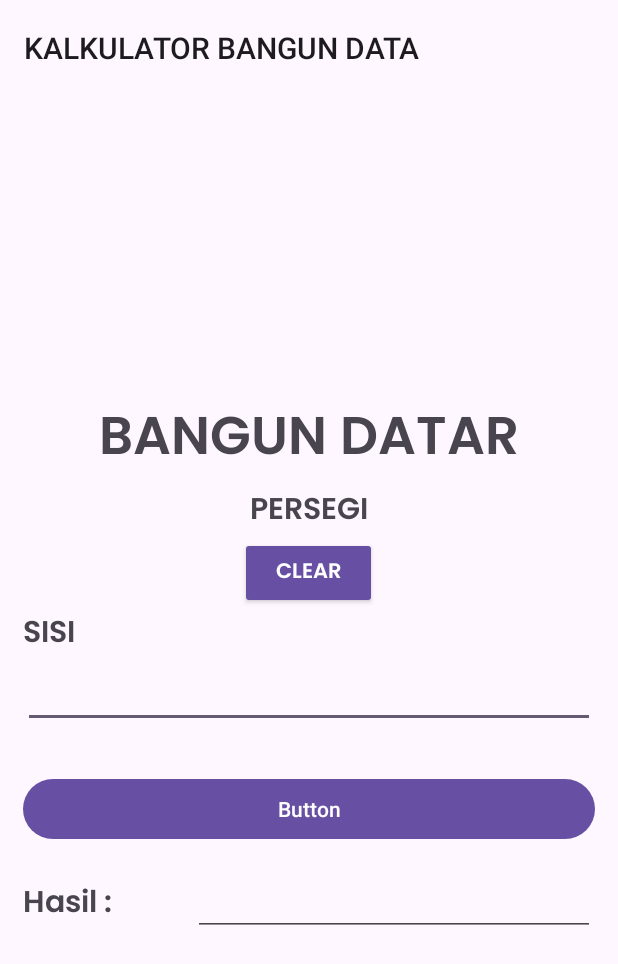
After one commit to ntnlrswnd/KALKULATOR_BANGUN_DATA, an Android app: the Persegi screen opened directly, with no data from a screen before it, on a phone screen of 412 x 824 dp. The commit adds this screen. Shown: the top 964 px of the screen. Run offline under Robolectric (Android 15) with nearby library versions, the phone set to English and light mode, and no system bars.

Commit message:
add persegi

```diff
--- a/app/src/main/AndroidManifest.xml
+++ b/app/src/main/AndroidManifest.xml
@@ -13,10 +13,10 @@
         android:theme="@style/Theme.KALKULATORBANGUNDATA"
         tools:targetApi="31">
         <activity
-            android:name=".PersegiPanjang"
+            android:name=".Persegi"
             android:exported="false" />
         <activity
-            android:name=".Persegi"
+            android:name=".PersegiPanjang"
             android:exported="false" />
         <activity
             android:name=".Lingkaran"
--- a/app/src/main/java/com/example/kalkulatorbangundata/MainActivity.java
+++ b/app/src/main/java/com/example/kalkulatorbangundata/MainActivity.java
@@ -28,6 +28,10 @@ public class MainActivity extends AppCompatActivity {
         Intent intent = new Intent(MainActivity.this, Lingkaran.class);
         startActivity(intent);
     }
+    public void openpersegi(View view) {
+        Intent intent = new Intent(MainActivity.this, Persegi.class);
+        startActivity(intent);
+    }
 
 
 
--- /dev/null
+++ b/app/src/main/java/com/example/kalkulatorbangundata/Persegi.java
@@ -0,0 +1,24 @@
+package com.example.kalkulatorbangundata;
+
+import android.os.Bundle;
+
+import androidx.activity.EdgeToEdge;
+import androidx.appcompat.app.AppCompatActivity;
+import androidx.core.graphics.Insets;
+import androidx.core.view.ViewCompat;
+import androidx.core.view.WindowInsetsCompat;
+
+public class Persegi extends AppCompatActivity {
+
+    @Override
+    protected void onCreate(Bundle savedInstanceState) {
+        super.onCreate(savedInstanceState);
+        EdgeToEdge.enable(this);
+        setContentView(R.layout.activity_persegi);
+        ViewCompat.setOnApplyWindowInsetsListener(findViewById(R.id.main), (v, insets) -> {
+            Insets systemBars = insets.getInsets(WindowInsetsCompat.Type.systemBars());
+            v.setPadding(systemBars.left, systemBars.top, systemBars.right, systemBars.bottom);
+            return insets;
+        });
+    }
+}
--- a/app/src/main/res/layout/activity_main.xml
+++ b/app/src/main/res/layout/activity_main.xml
@@ -71,7 +71,8 @@
                 android:layout_width="0dp"
                 android:layout_height="wrap_content"
                 android:layout_weight="1"
-                android:text="PERSEGI" />
+                android:text="PERSEGI"
+                android:onClick="openpersegi"/>
 
             <Button
                 android:id="@+id/button5"
--- /dev/null
+++ b/app/src/main/res/layout/activity_persegi.xml
@@ -0,0 +1,106 @@
+<?xml version="1.0" encoding="utf-8"?>
+<RelativeLayout
+    xmlns:android="http://schemas.android.com/apk/res/android"
+    xmlns:app="http://schemas.android.com/apk/res-auto"
+    xmlns:tools="http://schemas.android.com/tools"
+    android:id="@+id/main"
+    android:layout_width="match_parent"
+    android:layout_height="wrap_content"
+    android:layout_gravity="center"
+    tools:context=".Persegi">
+
+    <LinearLayout
+        android:layout_width="match_parent"
+        android:layout_height="wrap_content"
+        android:orientation="vertical"
+        android:gravity="center">
+
+        <TextView
+            android:id="@+id/textView3"
+            android:layout_width="match_parent"
+            android:layout_height="wrap_content"
+            android:text="BANGUN DATAR"
+            android:textAlignment="center"
+            android:textSize="35sp"
+            android:fontFamily="@font/poppins_semibold"/>
+
+        <TextView
+            android:id="@+id/textView8"
+            android:layout_width="match_parent"
+            android:layout_height="wrap_content"
+            android:text="PERSEGI"
+            android:textAlignment="center"
+            android:fontFamily="@font/poppins_semibold"
+            android:textSize="20dp"/>
+
+        <Button
+            android:id="@+id/button6"
+            style="@android:style/Widget.DeviceDefault.Button"
+            android:layout_width="wrap_content"
+            android:layout_height="wrap_content"
+            android:fontFamily="@font/poppins_semibold"
+            android:text="Clear" />
+
+        <LinearLayout
+            android:layout_width="match_parent"
+            android:layout_height="match_parent"
+            android:orientation="vertical"
+            android:layout_marginLeft="15dp"
+            android:layout_marginRight="15dp">
+
+            <TextView
+                android:id="@+id/textView9"
+                android:layout_width="wrap_content"
+                android:layout_height="wrap_content"
+                android:layout_weight="1"
+                android:fontFamily="@font/poppins_semibold"
+                android:text="SISI"
+                android:textSize="20dp" />
+
+            <EditText
+                android:id="@+id/editTextText"
+                android:layout_width="match_parent"
+                android:layout_height="wrap_content"
+                android:layout_weight="1"
+                android:ems="10"
+                android:inputType="numberDecimal"
+                android:text="" />
+
+            <Button
+                android:id="@+id/button7"
+                android:layout_width="match_parent"
+                android:layout_height="wrap_content"
+                android:layout_weight="1"
+                android:text="Button"
+                android:layout_marginTop="30dp"
+                android:layout_marginBottom="15dp"/>
+
+            <LinearLayout
+                android:layout_width="match_parent"
+                android:layout_height="match_parent"
+                android:layout_weight="1"
+                android:orientation="horizontal">
+
+                <TextView
+                    android:id="@+id/textView10"
+                    android:layout_width="wrap_content"
+                    android:layout_height="wrap_content"
+                    android:layout_weight="1"
+                    android:fontFamily="@font/poppins_semibold"
+                    android:text="Hasil :"
+                    android:textSize="20dp" />
+
+                <EditText
+                    android:id="@+id/editTextText3"
+                    android:layout_width="wrap_content"
+                    android:layout_height="wrap_content"
+                    android:layout_weight="1"
+                    android:ems="10"
+                    android:inputType="numberDecimal"
+                    android:text="" />
+
+            </LinearLayout>
+        </LinearLayout>
+    </LinearLayout>
+
+</RelativeLayout>
```
Also changed, not shown: app/src/main/java/com/example/kalkulatorbangundata/segitiga.java (+0 -10 lines).
